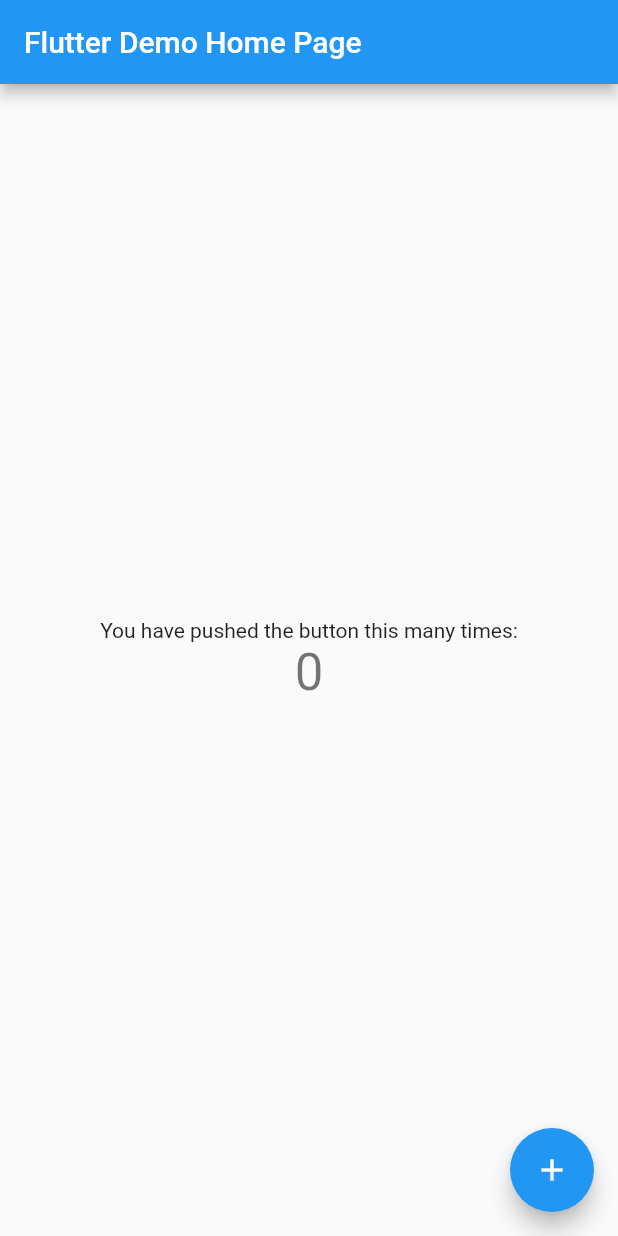
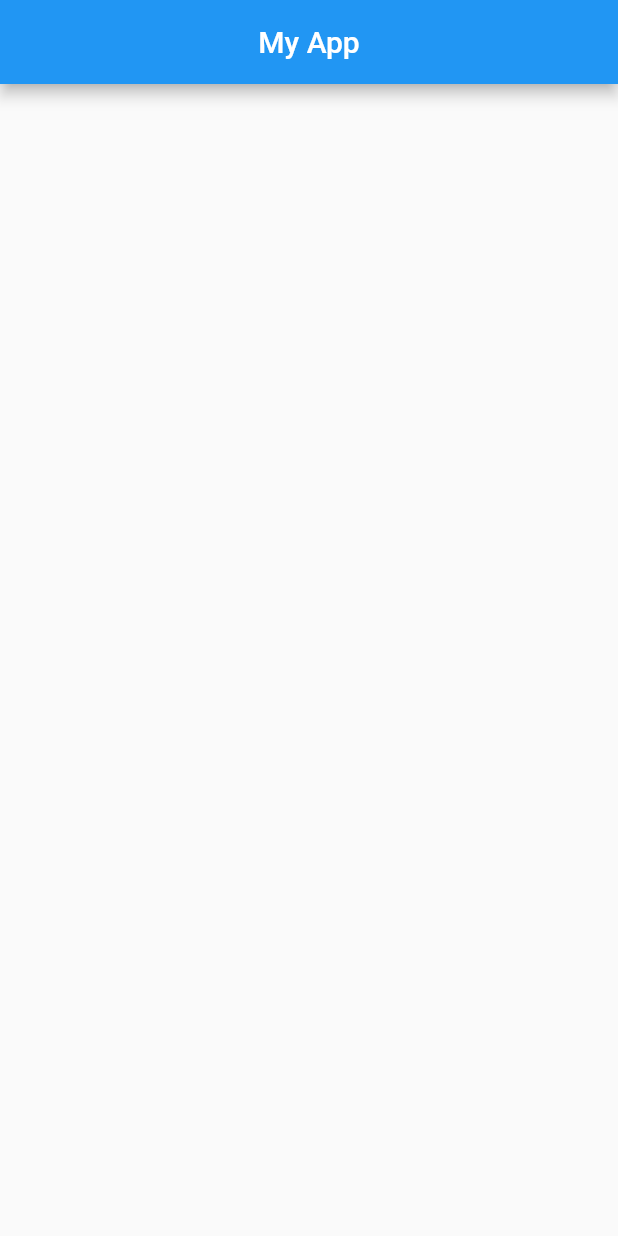
Before and after one commit to anoojag649/flutter_gitt, a Flutter app: the screen it shows after launch, on a phone screen of 412 x 824 dp. Run offline on Flutter 3.47's test engine with Material 2 defaults, Android fonts, the phone set to English and light mode, and no system bars.

Commit message:
removed old file with new code

```diff
--- a/lib/main.dart
+++ b/lib/main.dart
@@ -1,115 +1,21 @@
 import 'package:flutter/material.dart';
+import 'package:flutter/widgets.dart';
 
-void main() {
-  runApp(const MyApp());
-}
+void main() => runApp(App());
 
-class MyApp extends StatelessWidget {
-  const MyApp({super.key});
+class App extends StatelessWidget {
+  const App({super.key});
 
-  // This widget is the root of your application.
   @override
   Widget build(BuildContext context) {
     return MaterialApp(
-      title: 'Flutter Demo',
-      theme: ThemeData(
-        // This is the theme of your application.
-        //
-        // Try running your application with "flutter run". You'll see the
-        // application has a blue toolbar. Then, without quitting the app, try
-        // changing the primarySwatch below to Colors.green and then invoke
-        // "hot reload" (press "r" in the console where you ran "flutter run",
-        // or simply save your changes to "hot reload" in a Flutter IDE).
-        // Notice that the counter didn't reset back to zero; the application
-        // is not restarted.
-        primarySwatch: Colors.blue,
+      debugShowCheckedModeBanner: false,
+      home: Scaffold(
+        appBar: AppBar(
+          centerTitle: true,
+          title: Text("My App"),
+        ),
       ),
-      home: const MyHomePage(title: 'Flutter Demo Home Page'),
     );
   }
 }
-
-class MyHomePage extends StatefulWidget {
-  const MyHomePage({super.key, required this.title});
-
-  // This widget is the home page of your application. It is stateful, meaning
-  // that it has a State object (defined below) that contains fields that affect
-  // how it looks.
-
-  // This class is the configuration for the state. It holds the values (in this
-  // case the title) provided by the parent (in this case the App widget) and
-  // used by the build method of the State. Fields in a Widget subclass are
-  // always marked "final".
-
-  final String title;
-
-  @override
-  State<MyHomePage> createState() => _MyHomePageState();
-}
-
-class _MyHomePageState extends State<MyHomePage> {
-  int _counter = 0;
-
-  void _incrementCounter() {
-    setState(() {
-      // This call to setState tells the Flutter framework that something has
-      // changed in this State, which causes it to rerun the build method below
-      // so that the display can reflect the updated values. If we changed
-      // _counter without calling setState(), then the build method would not be
-      // called again, and so nothing would appear to happen.
-      _counter++;
-    });
-  }
-
-  @override
-  Widget build(BuildContext context) {
-    // This method is rerun every time setState is called, for instance as done
-    // by the _incrementCounter method above.
-    //
-    // The Flutter framework has been optimized to make rerunning build methods
-    // fast, so that you can just rebuild anything that needs updating rather
-    // than having to individually change instances of widgets.
-    return Scaffold(
-      appBar: AppBar(
-        // Here we take the value from the MyHomePage object that was created by
-        // the App.build method, and use it to set our appbar title.
-        title: Text(widget.title),
-      ),
-      body: Center(
-        // Center is a layout widget. It takes a single child and positions it
-        // in the middle of the parent.
-        child: Column(
-          // Column is also a layout widget. It takes a list of children and
-          // arranges them vertically. By default, it sizes itself to fit its
-          // children horizontally, and tries to be as tall as its parent.
-          //
-          // Invoke "debug painting" (press "p" in the console, choose the
-          // "Toggle Debug Paint" action from the Flutter Inspector in Android
-          // Studio, or the "Toggle Debug Paint" command in Visual Studio Code)
-          // to see the wireframe for each widget.
-          //
-          // Column has various properties to control how it sizes itself and
-          // how it positions its children. Here we use mainAxisAlignment to
-          // center the children vertically; the main axis here is the vertical
-          // axis because Columns are vertical (the cross axis would be
-          // horizontal).
-          mainAxisAlignment: MainAxisAlignment.center,
-          children: <Widget>[
-            const Text(
-              'You have pushed the button this many times:',
-            ),
-            Text(
-              '$_counter',
-              style: Theme.of(context).textTheme.headline4,
-            ),
-          ],
-        ),
-      ),
-      floatingActionButton: FloatingActionButton(
-        onPressed: _incrementCounter,
-        tooltip: 'Increment',
-        child: const Icon(Icons.add),
-      ), // This trailing comma makes auto-formatting nicer for build methods.
-    );
-  }
-}
```
